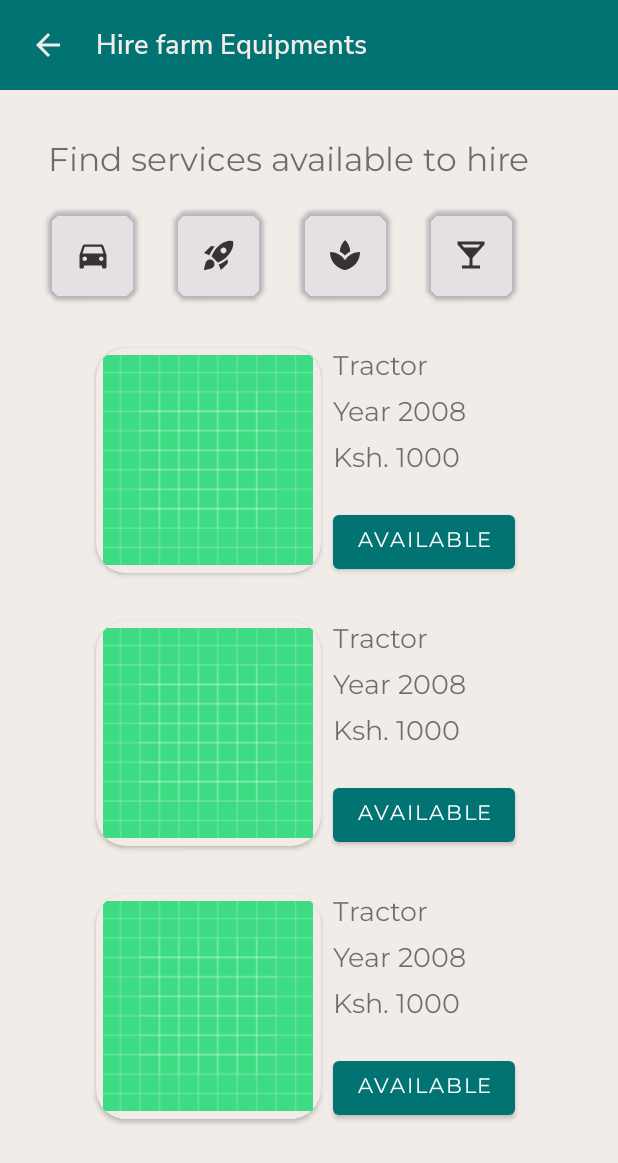
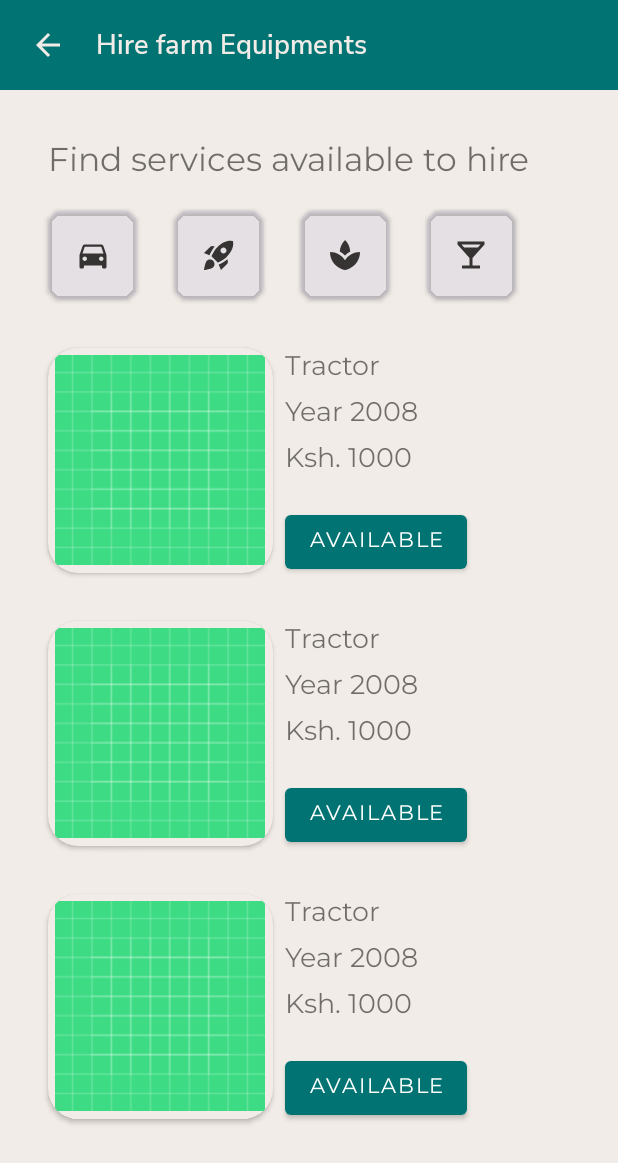
Before and after one commit to MuindiStephen/Agri-Sasa, an Android app: the layout fragment_hire_farm_equipments.xml on its own in the app's theme, with its tools: preview values and no code run, on a phone screen of 412 x 824 dp. Shown: the top 1163 px of the screen. Run offline under Robolectric (Android 15) with nearby library versions, the phone set to English and light mode, and no system bars.

Commit message:
code refactors

```diff
--- a/app/src/main/java/com/steve_md/smartmkulima/adapter/FarmEquipmentAdapter.kt
+++ b/app/src/main/java/com/steve_md/smartmkulima/adapter/FarmEquipmentAdapter.kt
@@ -10,7 +10,7 @@ import com.steve_md.smartmkulima.databinding.FarmEquipmentRowBinding
 import com.steve_md.smartmkulima.model.FarmEquipment
 
 /**
- * A recycler view to display a list of farm equipments to hire
+ * A recycler view to display a list of farm equipments for hire
  */
 class FarmEquipmentAdapter(private val onClickListener: OnClickListener) :
     ListAdapter<FarmEquipment, FarmEquipmentAdapter.MyViewHolder>(MyDiffUtil) {
--- a/app/src/main/java/com/steve_md/smartmkulima/ui/fragments/main/HomeDashboardFragment.kt
+++ b/app/src/main/java/com/steve_md/smartmkulima/ui/fragments/main/HomeDashboardFragment.kt
@@ -27,6 +27,8 @@ class HomeDashboardFragment : Fragment() {
 
    // private val args: HomeDashboardFragmentArgs by navArgs()
     //private var username = ""
+
+
 
     override fun onCreateView(
         inflater: LayoutInflater, container: ViewGroup?,
--- a/app/src/main/res/layout/fragment_hire_farm_equipments.xml
+++ b/app/src/main/res/layout/fragment_hire_farm_equipments.xml
@@ -19,7 +19,7 @@
         app:layout_constraintTop_toTopOf="parent">
 
         <ImageView
-            android:id="@+id/imageView3"
+            android:id="@+id/imageViewBackFromFarmEquipments"
             android:layout_width="wrap_content"
             android:layout_height="wrap_content"
             android:layout_gravity="center"
@@ -132,13 +132,12 @@
         android:id="@+id/farmEquipmentsRecyclerView"
         android:layout_width="match_parent"
         android:layout_height="match_parent"
-        android:layout_marginStart="32dp"
         android:layout_marginTop="216dp"
-        android:layout_marginEnd="32dp"
         android:orientation="horizontal"
+        app:layout_constraintBottom_toBottomOf="parent"
         app:layout_constraintEnd_toEndOf="parent"
         app:layout_constraintHorizontal_bias="1.0"
         app:layout_constraintStart_toStartOf="parent"
-        app:layout_constraintTop_toBottomOf="@+id/linearLayout10"
+        app:layout_constraintTop_toBottomOf="@+id/card2"
         tools:listitem="@layout/farm_equipment_row" />
 </androidx.constraintlayout.widget.ConstraintLayout>
```
Also changed, not shown: app/src/main/java/com/steve_md/smartmkulima/ui/fragments/main/HireFarmEquipmentsFragment.kt (+9 -1 lines).
